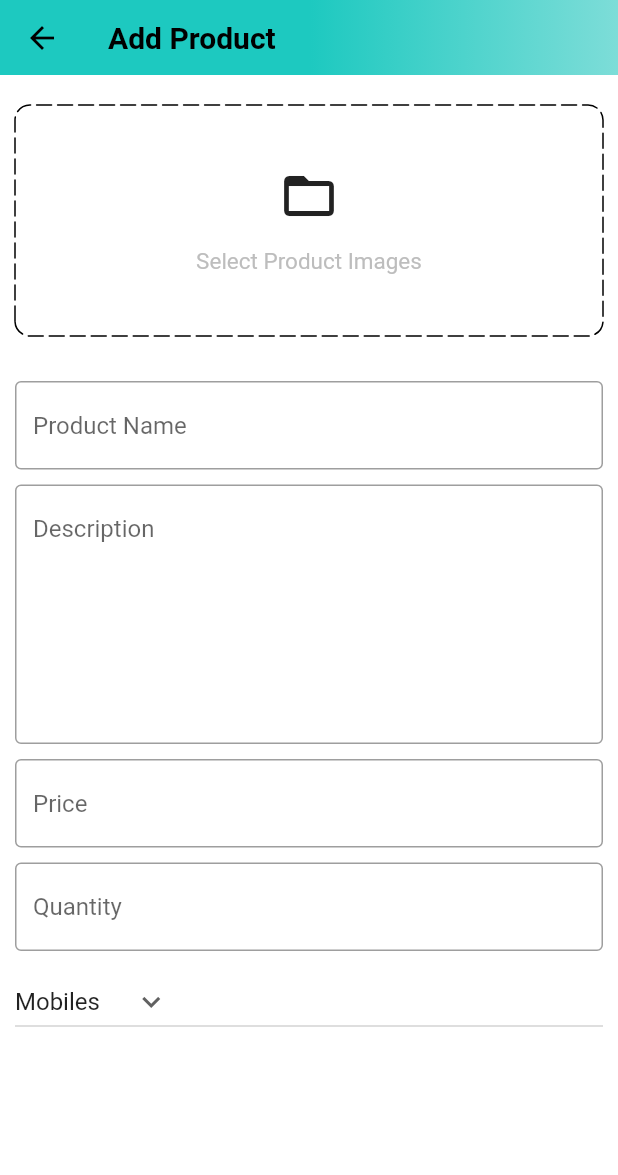
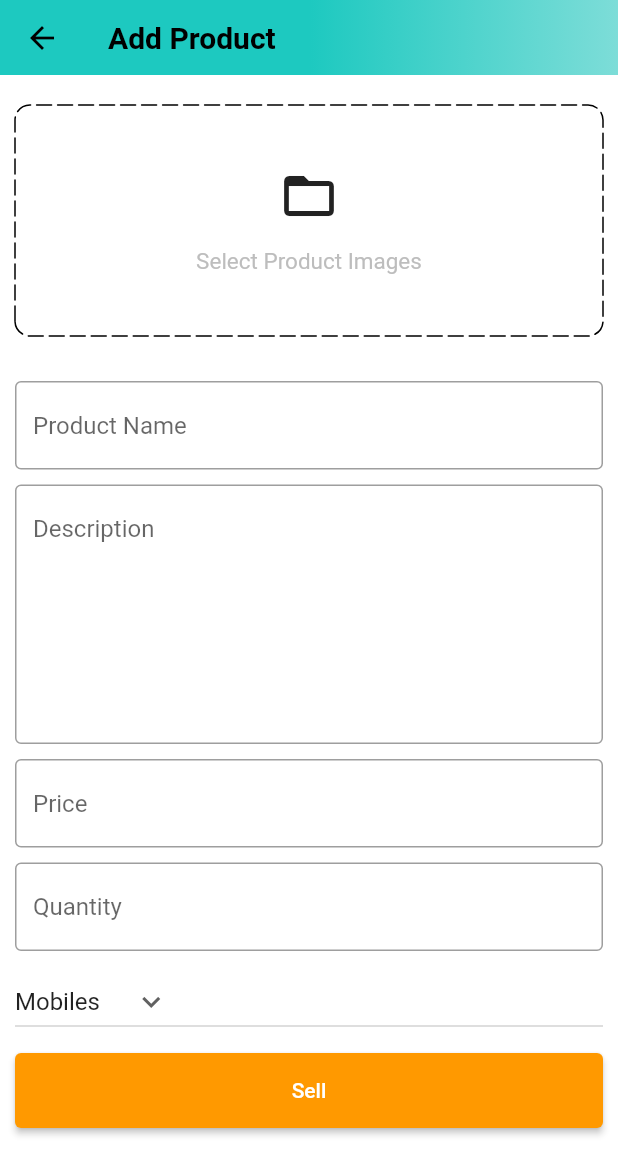
Before and after one commit to csarigumba/flutter_amazon_clone, a Flutter app: the AddProductScreen screen opened by its route, on a phone screen of 412 x 824 dp. Shown: the top 1175 px of the screen. Run offline on Flutter 3.47's test engine with Material 2 defaults, Android fonts, the phone set to English and light mode, and no system bars; drawn by our look-alikes of dotted_border; our stand-ins replace badges, carousel_slider, shared_preferences; accounts and stored records are empty.

```diff
--- a/lib/features/admin/screen/add_product_screen.dart
+++ b/lib/features/admin/screen/add_product_screen.dart
@@ -1,3 +1,4 @@
+import 'package:amazon_clone_tutorial/common/widgets/custom_button.dart';
 import 'package:amazon_clone_tutorial/common/widgets/custom_textfield.dart';
 import 'package:amazon_clone_tutorial/constants/global_variables.dart';
 import 'package:dotted_border/dotted_border.dart';
@@ -133,6 +134,10 @@ class _AddProductScreenState extends State<AddProductScreen> {
                 ),
               ),
               const SizedBox(height: 10),
+              CustomButton(
+                text: 'Sell',
+                onTap: () {},
+              ),
             ],
           ),
         )),
```
Also changed, not shown: 2 other files.
